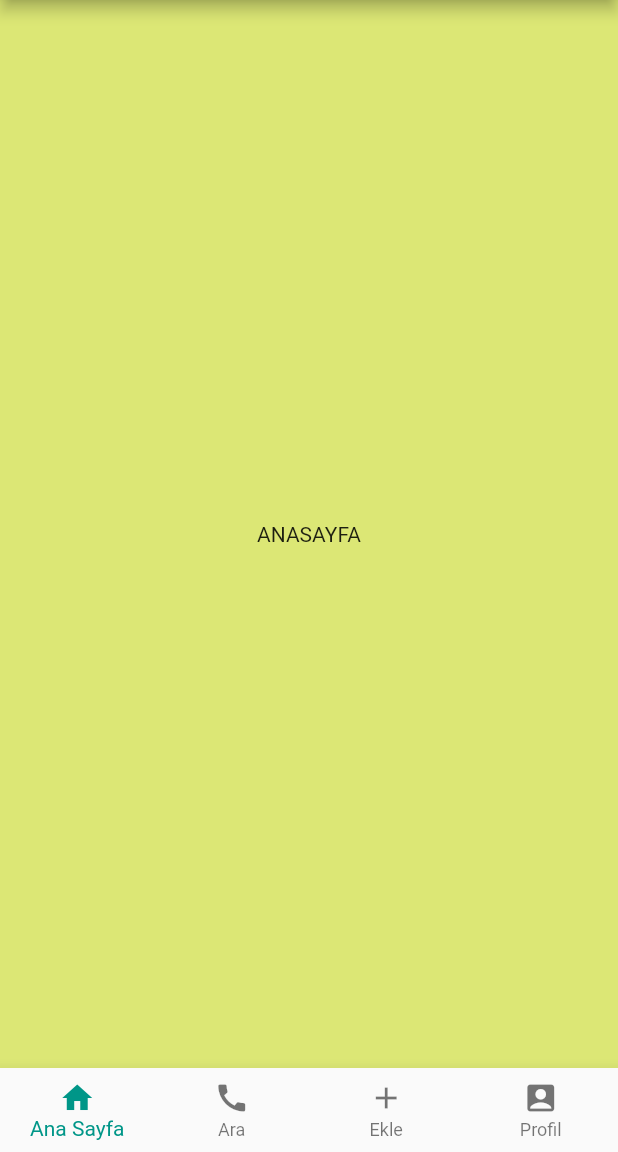
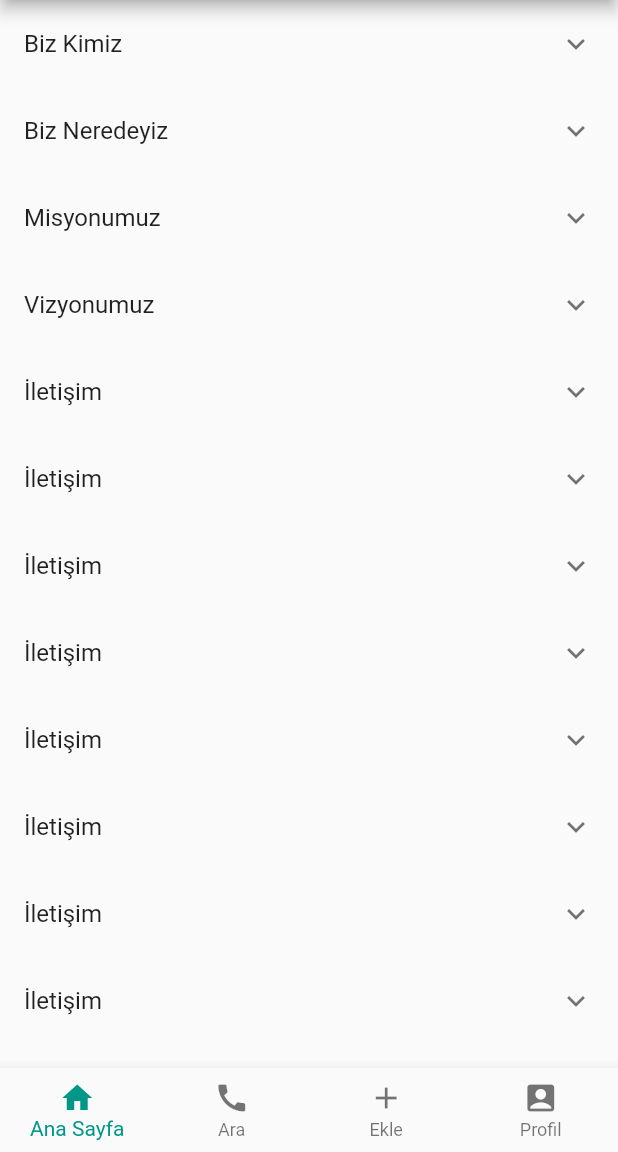
Before and after one commit to islamoktay/learning_process, a Flutter app: the screen it shows after launch, on a phone screen of 412 x 824 dp, the part 84-1236 px from its top. Run offline on Flutter 3.47's test engine with Material 2 defaults, Android fonts, the light colour scheme and no system bars; our stand-ins replace email_validator, flutter_easyloading, palette_generator.

Commit message:
studied more

```diff
--- a/flutter/flutter_fonts_etc/lib/anasayfa.dart
+++ b/flutter/flutter_fonts_etc/lib/anasayfa.dart
@@ -1,15 +1,60 @@
 import 'package:flutter/material.dart';
 
-class AnaSayfa extends StatelessWidget {
+import 'models/veri.dart';
+
+class AnaSayfa extends StatefulWidget {
   const AnaSayfa({Key? key}) : super(key: key);
 
   @override
+  _AnaSayfaState createState() => _AnaSayfaState();
+}
+
+class _AnaSayfaState extends State<AnaSayfa> {
+  late List<Veri> tumVeriler;
+  @override
+  void initState() {
+    super.initState();
+    tumVeriler = [
+      Veri("Biz Kimiz", "İçerik Buraya Gelecek", false),
+      Veri("Biz Neredeyiz", "İçerik Buraya Gelecek", false),
+      Veri("Misyonumuz", "İçerik Buraya Gelecek", false),
+      Veri("Vizyonumuz", "İçerik Buraya Gelecek", false),
+      Veri("İletişim", "İçerik Buraya Gelecek", false),
+      Veri("İletişim", "İçerik Buraya Gelecek", false),
+      Veri("İletişim", "İçerik Buraya Gelecek", false),
+      Veri("İletişim", "İçerik Buraya Gelecek", false),
+      Veri("İletişim", "İçerik Buraya Gelecek", false),
+      Veri("İletişim", "İçerik Buraya Gelecek", false),
+      Veri("İletişim", "İçerik Buraya Gelecek", false),
+      Veri("İletişim", "İçerik Buraya Gelecek", false),
+      Veri("İletişim", "İçerik Buraya Gelecek", false),
+      Veri("İletişim", "İçerik Buraya Gelecek", false),
+      Veri("İletişim", "İçerik Buraya Gelecek", false),
+      Veri("İletişim", "İçerik Buraya Gelecek", false),
+    ];
+  }
+
+  @override
   Widget build(BuildContext context) {
-    return Container(
-      color: Colors.lime.shade300,
-      child: Center(
-        child: Text("ANASAYFA"),
-      ),
-    );
+    return ListView.builder(
+        itemCount: tumVeriler.length,
+        itemBuilder: (context, index) {
+          return ExpansionTile(
+            title: Text(tumVeriler[index].baslik),
+            initiallyExpanded: tumVeriler[index].expanded,
+            children: [
+              Container(
+                color:
+                    index % 2 == 0 ? Colors.red.shade200 : Colors.blue.shade200,
+                height: 100,
+                width: double.infinity,
+                child: Padding(
+                  padding: const EdgeInsets.all(16.0),
+                  child: Text(tumVeriler[index].icerik),
+                ),
+              ),
+            ],
+          );
+        });
   }
 }
--- /dev/null
+++ b/flutter/flutter_fonts_etc/lib/models/veri.dart
@@ -0,0 +1,6 @@
+class Veri {
+  Veri(this.baslik, this.icerik, this.expanded);
+  String baslik;
+  String icerik;
+  bool expanded;
+}
```
